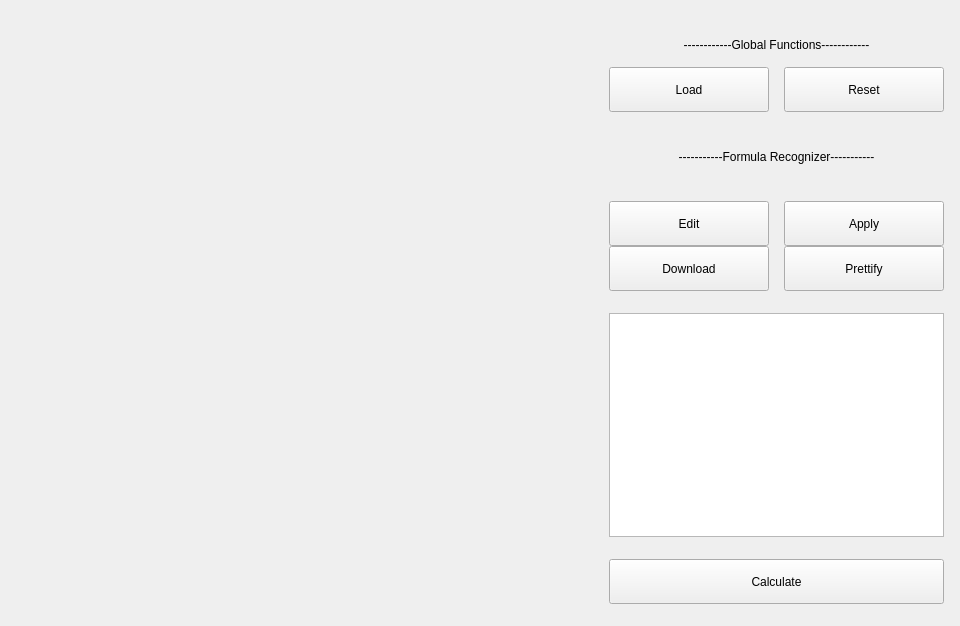
This is code/view/view.ui in IshiKura-a/CPP_PROJECT_2020 as Qt 5 draws it before an edit. The edited form follows.
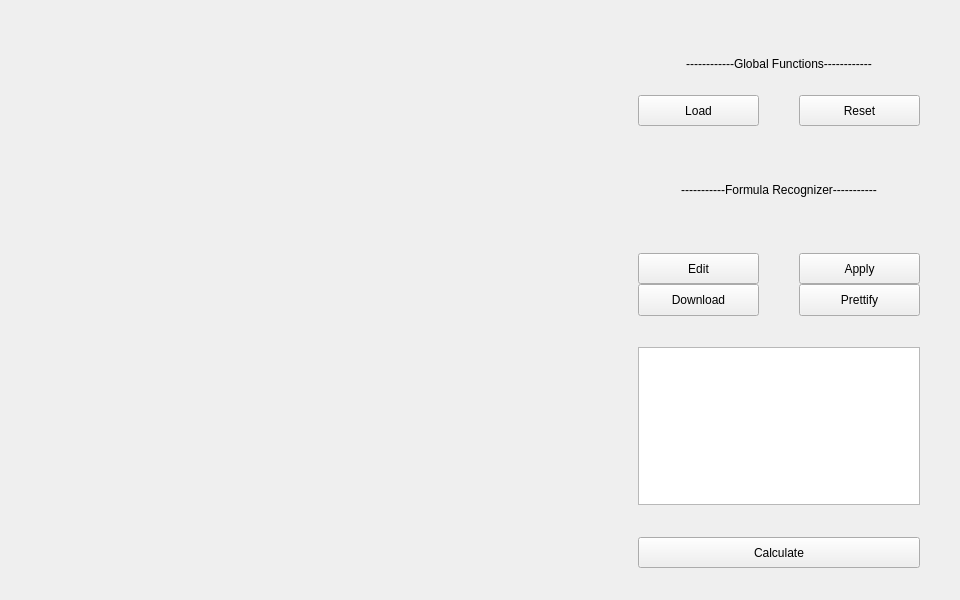
This is the edited form.

Patch:
```diff
--- a/code/view/view.ui
+++ b/code/view/view.ui
@@ -7,7 +7,7 @@
     <x>0</x>
     <y>0</y>
     <width>960</width>
-    <height>626</height>
+    <height>600</height>
    </rect>
   </property>
   <property name="windowTitle">
@@ -28,7 +28,7 @@
      <number>0</number>
     </property>
     <property name="leftMargin">
-     <number>0</number>
+     <number>12</number>
     </property>
     <property name="topMargin">
      <number>0</number>
@@ -44,6 +44,9 @@
       <property name="sizeConstraint">
        <enum>QLayout::SetDefaultConstraint</enum>
       </property>
+      <property name="leftMargin">
+       <number>0</number>
+      </property>
       <property name="verticalSpacing">
        <number>0</number>
       </property>
@@ -61,207 +64,19 @@
        </widget>
       </item>
       <item row="0" column="1" rowspan="2">
-       <layout class="QGridLayout" name="gridLayout" rowstretch="1,2,2,1,2,1,2,2,1,10,1,2,1" columnstretch="1,10,1,10,1">
-        <item row="4" column="1" colspan="3">
-         <widget class="QLabel" name="formulaDealerZoneLabel">
-          <property name="sizePolicy">
-           <sizepolicy hsizetype="Expanding" vsizetype="Expanding">
-            <horstretch>0</horstretch>
-            <verstretch>0</verstretch>
-           </sizepolicy>
-          </property>
-          <property name="text">
-           <string>-----------Formula Recognizer-----------</string>
-          </property>
-          <property name="alignment">
-           <set>Qt::AlignCenter</set>
-          </property>
-         </widget>
-        </item>
-        <item row="2" column="1">
-         <widget class="QPushButton" name="loadButton">
-          <property name="sizePolicy">
-           <sizepolicy hsizetype="Expanding" vsizetype="Expanding">
-            <horstretch>0</horstretch>
-            <verstretch>0</verstretch>
-           </sizepolicy>
-          </property>
-          <property name="text">
-           <string>Load</string>
-          </property>
-         </widget>
-        </item>
-        <item row="7" column="1">
-         <widget class="QPushButton" name="downloadButton">
-          <property name="sizePolicy">
-           <sizepolicy hsizetype="Expanding" vsizetype="Expanding">
-            <horstretch>0</horstretch>
-            <verstretch>0</verstretch>
-           </sizepolicy>
-          </property>
-          <property name="text">
-           <string>Download</string>
-          </property>
-         </widget>
-        </item>
-        <item row="8" column="1" colspan="3">
-         <widget class="QLabel" name="label_6">
-          <property name="sizePolicy">
-           <sizepolicy hsizetype="Expanding" vsizetype="Expanding">
-            <horstretch>0</horstretch>
-            <verstretch>0</verstretch>
-           </sizepolicy>
-          </property>
-          <property name="text">
-           <string/>
-          </property>
-         </widget>
-        </item>
-        <item row="6" column="3">
-         <widget class="QPushButton" name="applyButton">
-          <property name="sizePolicy">
-           <sizepolicy hsizetype="Expanding" vsizetype="Expanding">
-            <horstretch>0</horstretch>
-            <verstretch>0</verstretch>
-           </sizepolicy>
-          </property>
-          <property name="text">
-           <string>Apply</string>
-          </property>
-         </widget>
-        </item>
-        <item row="0" column="1" colspan="3">
-         <widget class="QLabel" name="label_12">
-          <property name="sizePolicy">
-           <sizepolicy hsizetype="Expanding" vsizetype="Expanding">
-            <horstretch>0</horstretch>
-            <verstretch>0</verstretch>
-           </sizepolicy>
-          </property>
-          <property name="text">
-           <string/>
-          </property>
-         </widget>
-        </item>
-        <item row="12" column="1" colspan="3">
-         <widget class="QLabel" name="label_3">
-          <property name="sizePolicy">
-           <sizepolicy hsizetype="Expanding" vsizetype="Expanding">
-            <horstretch>0</horstretch>
-            <verstretch>0</verstretch>
-           </sizepolicy>
-          </property>
-          <property name="text">
-           <string/>
-          </property>
-         </widget>
-        </item>
-        <item row="2" column="3">
-         <widget class="QPushButton" name="resetButton">
-          <property name="sizePolicy">
-           <sizepolicy hsizetype="Expanding" vsizetype="Expanding">
-            <horstretch>0</horstretch>
-            <verstretch>0</verstretch>
-           </sizepolicy>
-          </property>
-          <property name="text">
-           <string>Reset</string>
-          </property>
-         </widget>
-        </item>
-        <item row="7" column="2">
-         <widget class="QLabel" name="label_10">
-          <property name="sizePolicy">
-           <sizepolicy hsizetype="Expanding" vsizetype="Expanding">
-            <horstretch>0</horstretch>
-            <verstretch>0</verstretch>
-           </sizepolicy>
-          </property>
-          <property name="text">
-           <string/>
-          </property>
-         </widget>
-        </item>
-        <item row="2" column="2">
-         <widget class="QLabel" name="label_11">
-          <property name="sizePolicy">
-           <sizepolicy hsizetype="Expanding" vsizetype="Expanding">
-            <horstretch>0</horstretch>
-            <verstretch>0</verstretch>
-           </sizepolicy>
-          </property>
-          <property name="text">
-           <string/>
-          </property>
-         </widget>
-        </item>
-        <item row="6" column="2">
-         <widget class="QLabel" name="label">
-          <property name="sizePolicy">
-           <sizepolicy hsizetype="Expanding" vsizetype="Expanding">
-            <horstretch>0</horstretch>
-            <verstretch>0</verstretch>
-           </sizepolicy>
-          </property>
-          <property name="text">
-           <string/>
-          </property>
-         </widget>
-        </item>
-        <item row="0" column="4" rowspan="13">
-         <widget class="QLabel" name="label_7">
-          <property name="sizePolicy">
-           <sizepolicy hsizetype="Expanding" vsizetype="Expanding">
-            <horstretch>0</horstretch>
-            <verstretch>0</verstretch>
-           </sizepolicy>
-          </property>
-          <property name="text">
-           <string/>
-          </property>
-         </widget>
-        </item>
-        <item row="10" column="1" colspan="3">
-         <widget class="QLabel" name="label_5">
-          <property name="sizePolicy">
-           <sizepolicy hsizetype="Expanding" vsizetype="Expanding">
-            <horstretch>0</horstretch>
-            <verstretch>0</verstretch>
-           </sizepolicy>
-          </property>
-          <property name="text">
-           <string/>
-          </property>
-         </widget>
-        </item>
-        <item row="0" column="0" rowspan="13">
-         <widget class="QLabel" name="delimiter">
-          <property name="sizePolicy">
-           <sizepolicy hsizetype="Expanding" vsizetype="Expanding">
-            <horstretch>0</horstretch>
-            <verstretch>0</verstretch>
-           </sizepolicy>
-          </property>
-          <property name="midLineWidth">
-           <number>0</number>
-          </property>
-          <property name="text">
-           <string/>
-          </property>
-         </widget>
-        </item>
+       <layout class="QGridLayout" name="gridLayout" rowstretch="1,2,1,1,2,1,1,1,1,5,1,1,1" columnstretch="1,3,1,3,1">
         <item row="3" column="1" colspan="3">
-         <widget class="QLabel" name="label_9">
-          <property name="sizePolicy">
-           <sizepolicy hsizetype="Expanding" vsizetype="Expanding">
-            <horstretch>0</horstretch>
-            <verstretch>0</verstretch>
-           </sizepolicy>
+         <spacer name="verticalSpacer_2">
+          <property name="orientation">
+           <enum>Qt::Vertical</enum>
           </property>
-          <property name="text">
-           <string/>
+          <property name="sizeHint" stdset="0">
+           <size>
+            <width>20</width>
+            <height>40</height>
+           </size>
           </property>
-         </widget>
+         </spacer>
         </item>
         <item row="7" column="3">
          <widget class="QPushButton" name="prettifyButton">
@@ -276,8 +91,8 @@
           </property>
          </widget>
         </item>
-        <item row="6" column="1">
-         <widget class="QPushButton" name="editButton">
+        <item row="2" column="3">
+         <widget class="QPushButton" name="resetButton">
           <property name="sizePolicy">
            <sizepolicy hsizetype="Expanding" vsizetype="Expanding">
             <horstretch>0</horstretch>
@@ -285,22 +100,22 @@
            </sizepolicy>
           </property>
           <property name="text">
-           <string>Edit</string>
+           <string>Reset</string>
           </property>
          </widget>
         </item>
-        <item row="5" column="1" colspan="3">
-         <widget class="QLabel" name="label_8">
-          <property name="sizePolicy">
-           <sizepolicy hsizetype="Expanding" vsizetype="Expanding">
-            <horstretch>0</horstretch>
-            <verstretch>0</verstretch>
-           </sizepolicy>
+        <item row="0" column="0" rowspan="13">
+         <spacer name="horizontalSpacer">
+          <property name="orientation">
+           <enum>Qt::Horizontal</enum>
           </property>
-          <property name="text">
-           <string/>
+          <property name="sizeHint" stdset="0">
+           <size>
+            <width>40</width>
+            <height>20</height>
+           </size>
           </property>
-         </widget>
+         </spacer>
         </item>
         <item row="11" column="1" colspan="3">
          <widget class="QPushButton" name="calculateButton">
@@ -315,6 +130,48 @@
           </property>
          </widget>
         </item>
+        <item row="6" column="3">
+         <widget class="QPushButton" name="applyButton">
+          <property name="sizePolicy">
+           <sizepolicy hsizetype="Expanding" vsizetype="Expanding">
+            <horstretch>0</horstretch>
+            <verstretch>0</verstretch>
+           </sizepolicy>
+          </property>
+          <property name="text">
+           <string>Apply</string>
+          </property>
+         </widget>
+        </item>
+        <item row="7" column="1">
+         <widget class="QPushButton" name="downloadButton">
+          <property name="sizePolicy">
+           <sizepolicy hsizetype="Expanding" vsizetype="Expanding">
+            <horstretch>0</horstretch>
+            <verstretch>0</verstretch>
+           </sizepolicy>
+          </property>
+          <property name="text">
+           <string>Download</string>
+          </property>
+         </widget>
+        </item>
+        <item row="2" column="2">
+         <spacer name="horizontalSpacer_2">
+          <property name="orientation">
+           <enum>Qt::Horizontal</enum>
+          </property>
+          <property name="sizeHint" stdset="0">
+           <size>
+            <width>40</width>
+            <height>20</height>
+           </size>
+          </property>
+         </spacer>
+        </item>
+        <item row="9" column="1" colspan="3">
+         <widget class="QTextEdit" name="imgInfo"/>
+        </item>
         <item row="1" column="1" colspan="3">
          <widget class="QLabel" name="globalFunctionalZoneLabel">
           <property name="sizePolicy">
@@ -331,8 +188,151 @@
           </property>
          </widget>
         </item>
-        <item row="9" column="1" colspan="3">
-         <widget class="QTextEdit" name="imgInfo"/>
+        <item row="6" column="1">
+         <widget class="QPushButton" name="editButton">
+          <property name="sizePolicy">
+           <sizepolicy hsizetype="Expanding" vsizetype="Expanding">
+            <horstretch>0</horstretch>
+            <verstretch>0</verstretch>
+           </sizepolicy>
+          </property>
+          <property name="text">
+           <string>Edit</string>
+          </property>
+         </widget>
+        </item>
+        <item row="0" column="1" colspan="3">
+         <spacer name="verticalSpacer">
+          <property name="orientation">
+           <enum>Qt::Vertical</enum>
+          </property>
+          <property name="sizeHint" stdset="0">
+           <size>
+            <width>20</width>
+            <height>40</height>
+           </size>
+          </property>
+         </spacer>
+        </item>
+        <item row="4" column="1" colspan="3">
+         <widget class="QLabel" name="formulaDealerZoneLabel">
+          <property name="sizePolicy">
+           <sizepolicy hsizetype="Expanding" vsizetype="Expanding">
+            <horstretch>0</horstretch>
+            <verstretch>0</verstretch>
+           </sizepolicy>
+          </property>
+          <property name="text">
+           <string>-----------Formula Recognizer-----------</string>
+          </property>
+          <property name="alignment">
+           <set>Qt::AlignCenter</set>
+          </property>
+         </widget>
+        </item>
+        <item row="2" column="1">
+         <widget class="QPushButton" name="loadButton">
+          <property name="sizePolicy">
+           <sizepolicy hsizetype="Expanding" vsizetype="Expanding">
+            <horstretch>0</horstretch>
+            <verstretch>0</verstretch>
+           </sizepolicy>
+          </property>
+          <property name="text">
+           <string>Load</string>
+          </property>
+         </widget>
+        </item>
+        <item row="5" column="1" colspan="3">
+         <spacer name="verticalSpacer_3">
+          <property name="orientation">
+           <enum>Qt::Vertical</enum>
+          </property>
+          <property name="sizeHint" stdset="0">
+           <size>
+            <width>20</width>
+            <height>40</height>
+           </size>
+          </property>
+         </spacer>
+        </item>
+        <item row="8" column="1" colspan="3">
+         <spacer name="verticalSpacer_4">
+          <property name="orientation">
+           <enum>Qt::Vertical</enum>
+          </property>
+          <property name="sizeHint" stdset="0">
+           <size>
+            <width>20</width>
+            <height>40</height>
+           </size>
+          </property>
+         </spacer>
+        </item>
+        <item row="0" column="4" rowspan="13">
+         <spacer name="horizontalSpacer_3">
+          <property name="orientation">
+           <enum>Qt::Horizontal</enum>
+          </property>
+          <property name="sizeHint" stdset="0">
+           <size>
+            <width>40</width>
+            <height>20</height>
+           </size>
+          </property>
+         </spacer>
+        </item>
+        <item row="10" column="1" colspan="3">
+         <spacer name="verticalSpacer_5">
+          <property name="orientation">
+           <enum>Qt::Vertical</enum>
+          </property>
+          <property name="sizeHint" stdset="0">
+           <size>
+            <width>20</width>
+            <height>40</height>
+           </size>
+          </property>
+         </spacer>
+        </item>
+        <item row="12" column="1" colspan="3">
+         <spacer name="verticalSpacer_6">
+          <property name="orientation">
+           <enum>Qt::Vertical</enum>
+          </property>
+          <property name="sizeHint" stdset="0">
+           <size>
+            <width>20</width>
+            <height>40</height>
+           </size>
+          </property>
+         </spacer>
+        </item>
+        <item row="6" column="2">
+         <spacer name="horizontalSpacer_4">
+          <property name="orientation">
+           <enum>Qt::Horizontal</enum>
+          </property>
+          <property name="sizeHint" stdset="0">
+           <size>
+            <width>40</width>
+            <height>20</height>
+           </size>
+          </property>
+         </spacer>
+        </item>
+        <item row="7" column="2">
+         <spacer name="horizontalSpacer_5">
+          <property name="orientation">
+           <enum>Qt::Horizontal</enum>
+          </property>
+          <property name="sizeHint" stdset="0">
+           <size>
+            <width>40</width>
+            <height>20</height>
+           </size>
+          </property>
+         </spacer>
         </item>
        </layout>
       </item>
```
